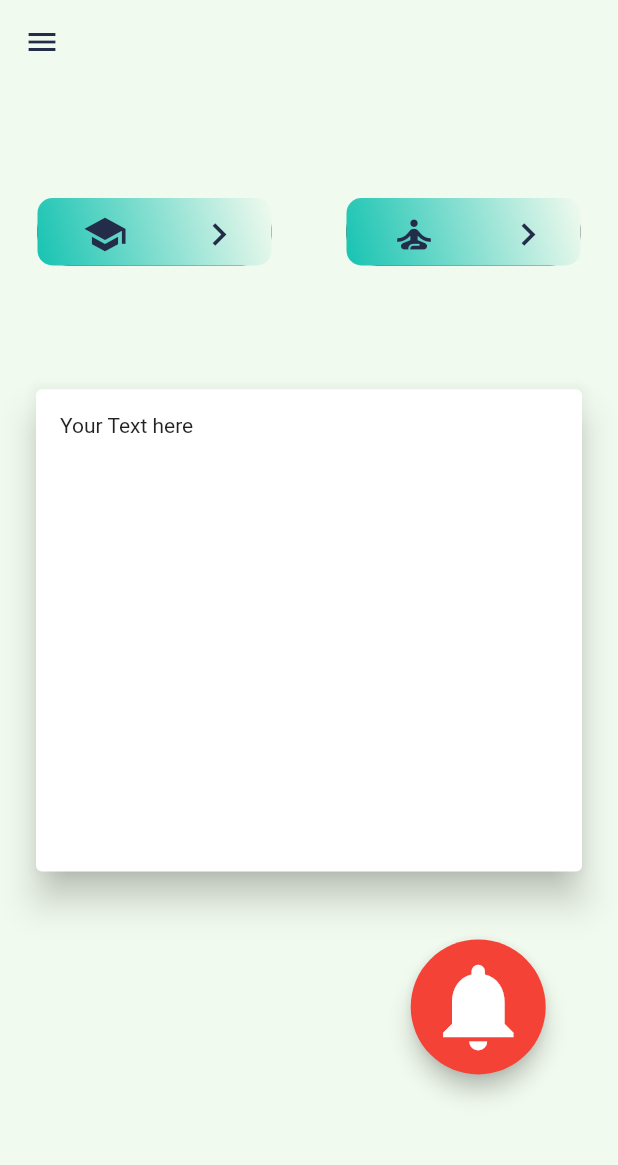
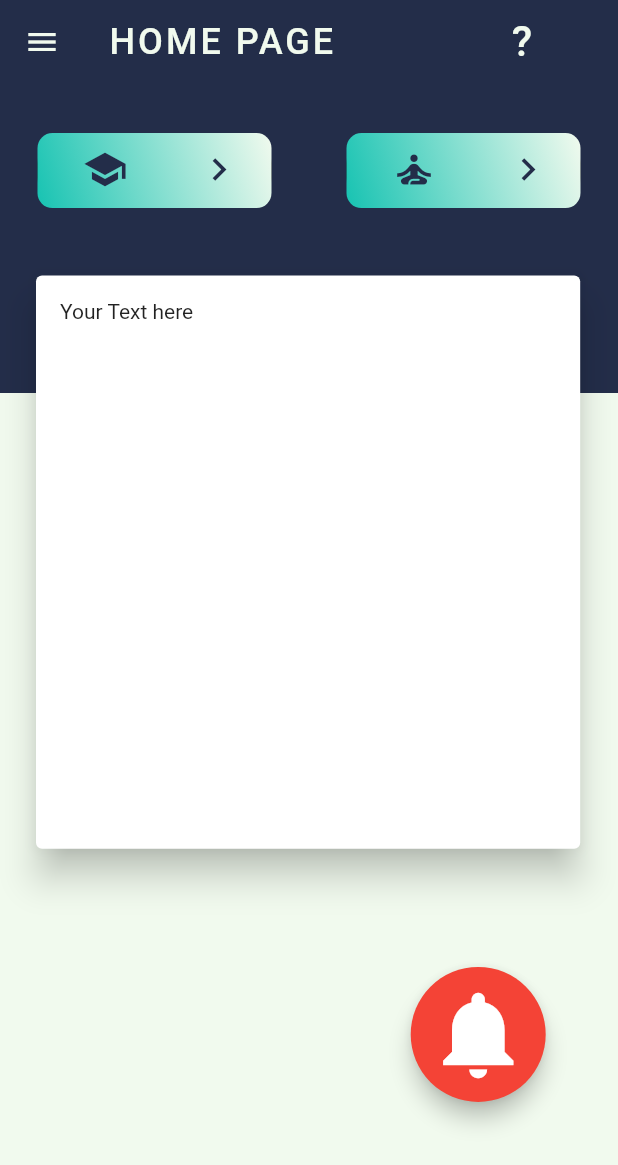
Before and after one commit to PIA-Group/Epilappsy, a Flutter app: the NavigationPage screen opened directly, in the side drawer, after a tap on the "self improvement" icon, on a phone screen of 412 x 824 dp. Shown: the top 1165 px of the screen. Run offline on Flutter 3.47's test engine with Material 2 defaults, Android fonts, the phone set to English and light mode, and no system bars; our stand-ins replace charts_flutter, cloud_firestore, firebase_auth, firebase_core, firebase_database, material_design_icons_flutter and 5 more; missing offline and left inert: dart:ffi, flutter_barcode_scanner, flutter_circular_slider, slide_countdown_clock, transformer_page_view; accounts and stored records are empty; Roboto replaces fonts that are missing (Gill).

Commit message:
Change profile drawer

```diff
--- a/lib/Authentication/ErrorPage.dart
+++ b/lib/Authentication/ErrorPage.dart
@@ -1,4 +1,4 @@
-import 'package:epilappsy/Pages/HomePage.dart';
+
 import 'package:flutter/material.dart';
 
 Widget buildError(BuildContext context, FlutterErrorDetails error) {
--- a/lib/Authentication/RegisteringPage.dart
+++ b/lib/Authentication/RegisteringPage.dart
@@ -315,7 +315,7 @@ class _RegisteringPageState extends State<RegisteringPage> {
                     Text(""),
 
                     //SUBMISSION BUTTON
-                    RaisedButton(
+                    ElevatedButton(
                       child: Text(
                         AppLocalizations.of(context).translate('Finish'),
                         style: TextStyle(color: Colors.teal, fontSize: 16),
--- a/lib/Caregiver/CGHomePage.dart
+++ b/lib/Caregiver/CGHomePage.dart
@@ -1,4 +1,5 @@
 import 'package:epilappsy/Caregiver/ConnectPatient.dart';
+import 'package:epilappsy/Pages/Education/EducationPage.dart';
 import 'package:firebase_auth/firebase_auth.dart';
 import 'package:epilappsy/Database/database.dart';
 import 'package:epilappsy/Models/homebuttons.dart';
--- a/lib/Models/homebuttons.dart
+++ b/lib/Models/homebuttons.dart
@@ -25,7 +25,7 @@ Widget alarmButton(
     double width,
     GestureTapCallback onPressed}) {
   return Align(
-    alignment: Alignment(0.8, 0.75),
+    alignment: Alignment(0.8, 0.8),
     child: Container(
       height: 90.0,
       width: 90.0,
--- a/lib/Pages/NavigationPage.dart
+++ b/lib/Pages/NavigationPage.dart
@@ -170,7 +170,7 @@ class _NavigationPageState extends State<NavigationPage> {
           elevation: 0.0,
           margin: new EdgeInsets.symmetric(horizontal: 25.0, vertical: 0.0),
           child: Container(
-            height: 45.0,
+            height: 50.0,
             decoration: BoxDecoration(
                 borderRadius: BorderRadius.circular(10),
                 gradient: LinearGradient(
@@ -188,7 +188,7 @@ class _NavigationPageState extends State<NavigationPage> {
 
     return Scaffold(
       drawer: ProfileDrawer(),
-      extendBodyBehindAppBar: true,
+      //extendBodyBehindAppBar: true,
       appBar: appBarAll(
           context,
           [
@@ -215,62 +215,48 @@ class _NavigationPageState extends State<NavigationPage> {
             if (!snapshot.hasData) {
               return Center(child: CircularProgressIndicator());
             } else {
-              return Stack(children: [
-                Column(children: [
-                  Expanded(
-                    flex: 3,
-                    child: Container(
-                        color:
-                            mycolor, //Theme.of(context).unselectedWidgetColor,
+              return SingleChildScrollView(
+                child: Stack(children: [
+                  Container(
+                    height: MediaQuery.of(context).size.height * 0.25,
+                    color: Theme.of(context).unselectedWidgetColor,
+                    child: Padding(
+                      padding: EdgeInsets.only(
+                          bottom: MediaQuery.of(context).size.height * 0.11),
                       child: Row(
                         children: <Widget>[
                           Expanded(child: makeCard(snapshot.data[0])),
                           Expanded(child: makeCard(snapshot.data[1])),
                         ],
-                        ) /*ListView.builder(
-                        scrollDirection: Axis.vertical,
-                        shrinkWrap: true,
-                        itemCount: snapshot.data.length,
-                        itemBuilder: (context, index) {
-                          return Column(
-                            children: <Widget>[
-                              Container(height: 20),
-
-                              makeCard(snapshot.data[index]),
-
-                              //Container(height: 20),
-                              //Container(
-                              //height: MediaQuery.of(context).size.height * 0.4,
-                              //width: 300,
-                              //child: story(),
-                              //color: mycolor,
-                              // ),
-                            ],
-                          );
-                        },
-                      ),*/
                       ),
                     ),
-                  Expanded(flex: 5, child: Container(color: mycolor))
-                ]),
-                Positioned(
-                    top: MediaQuery.of(context).size.height * 0.31,
+                  ),
+                  Padding(
+                    padding: EdgeInsets.only(
+                      top: MediaQuery.of(context).size.height * 0.15,
                       left: 20,
                       right: 20,
+                    ),
                     child: Container(
-                      height: MediaQuery.of(context).size.height * 0.4,
+                      padding: EdgeInsets.only(bottom: 30),
+                      width: MediaQuery.of(context).size.width * 0.9,
+                      height: MediaQuery.of(context).size.height * 0.51,
                       child: Card(
                         color: Colors.white,
                         elevation: 10.0,
-                        child: Padding(
+                        child: ListView(children: [
+                          Padding(
                             padding: const EdgeInsets.all(16),
                             child: Text(
                               "Your Text here",
                             ),
                           ),
+                        ]),
                       ),
-                    ))
-              ]);
+                    ),
+                  ),
+                ]),
+              );
             }
           }),
       floatingActionButton: alarmButton(
--- a/lib/Widgets/appBar.dart
+++ b/lib/Widgets/appBar.dart
@@ -28,9 +28,8 @@ Widget appBarAll(BuildContext context, _actions, title) {
   return AppBar(
       elevation: 0.0,
       iconTheme: IconThemeData(
-          color: Theme.of(context)
-              .unselectedWidgetColor), //mycolor), //Theme.of(context).accentColor),
-      backgroundColor: mycolor, //Theme.of(context).unselectedWidgetColor,
+          color: mycolor), //Theme.of(context).accentColor),
+      backgroundColor: Theme.of(context).unselectedWidgetColor,
       actions: _actions,
       title: appBarTitle(context, title));
 }
--- a/lib/Widgets/profile_drawer.dart
+++ b/lib/Widgets/profile_drawer.dart
@@ -1,19 +1,19 @@
 import 'package:epilappsy/Pages/ConnectPage.dart';
-import 'package:epilappsy/Pages/HomePage.dart';
 import 'package:epilappsy/Pages/Modules/ConnectedDevices.dart';
 import 'package:epilappsy/Pages/SettingsPage.dart';
 import 'package:epilappsy/Pages/UserPage.dart';
 import 'package:epilappsy/main.dart';
-import 'package:firebase_auth/firebase_auth.dart';
 import 'package:flutter/material.dart';
-import 'package:shared_preferences/shared_preferences.dart';
 
-Widget createDrawerHeader({Color bckgcolor, Color txtcolor, String txt}) {
-  return DrawerHeader(
+Widget createDrawerHeader(
+    {LinearGradient bckgcolor, Color txtcolor, String txt, double height}) {
+  return Container(
+    height: height,
+    child: DrawerHeader(
       margin: EdgeInsets.zero,
       padding: EdgeInsets.zero,
       decoration: BoxDecoration(
-          color: bckgcolor,
+          gradient: bckgcolor,
           image: DecorationImage(
               fit: BoxFit.fill, image: AssetImage('images/bg_header.jpeg'))),
       child: Stack(children: <Widget>[
@@ -25,7 +25,9 @@ Widget createDrawerHeader({Color bckgcolor, Color txtcolor, String txt}) {
                     color: txtcolor,
                     fontSize: 20.0,
                     fontWeight: FontWeight.w500))),
-      ]));
+      ]),
+    ),
+  );
 }
 
 Widget createDrawerBodyItem(
@@ -50,17 +52,24 @@ Widget createDrawerBodyItem(
 }
 
 class ProfileDrawer extends StatelessWidget {
-  Color txtcolor = Color(0xFF1D3557);
+  final Color txtcolor = Color(0xFF1D3557);
   @override
   Widget build(BuildContext context) {
     return Drawer(
-      child: ListView(
-        padding: EdgeInsets.zero,
+      child: Column(
         children: <Widget>[
           createDrawerHeader(
-              bckgcolor: Theme.of(context).accentColor,
-              txtcolor: mycolor,
-              txt: "Person Name"),
+              bckgcolor: LinearGradient(
+                  begin: Alignment.topRight,
+                  end: Alignment.bottomLeft,
+                  colors: [mycolor, Theme.of(context).accentColor]),
+              txtcolor: Theme.of(context).unselectedWidgetColor,
+              txt: "Person Name",
+              height: MediaQuery.of(context).size.height * (0.14) + 56),
+          Padding(
+            padding: EdgeInsets.only(top: MediaQuery.of(context).size.height * 0.05),
+            child:
+            Column(mainAxisAlignment: MainAxisAlignment.center, children: [
               createDrawerBodyItem(
                   icon: Icons.person,
                   txtcolor: txtcolor,
@@ -74,8 +83,10 @@ class ProfileDrawer extends StatelessWidget {
                   txtcolor: txtcolor,
                   text: 'Settings',
                   onTap: () {
-                Navigator.push(context,
-                    MaterialPageRoute(builder: (context) => SettingsPage()));
+                    Navigator.push(
+                        context,
+                        MaterialPageRoute(
+                            builder: (context) => SettingsPage()));
                   }),
               createDrawerBodyItem(
                   icon: Icons.device_hub,
@@ -108,9 +119,13 @@ class ProfileDrawer extends StatelessWidget {
                   text: 'Log Out',
                   txtcolor: txtcolor,
                   onTap: () {
-                Navigator.push(context,
-                    MaterialPageRoute(builder: (context) => SettingsPage()));
+                    Navigator.push(
+                        context,
+                        MaterialPageRoute(
+                            builder: (context) => SettingsPage()));
                   }),
+            ]),
+          ),
         ],
       ),
     );
--- a/lib/main.dart
+++ b/lib/main.dart
@@ -4,6 +4,7 @@ import 'package:firebase_auth/firebase_auth.dart';
 import 'package:firebase_core/firebase_core.dart';
 import 'package:epilappsy/Authentication/SignIn.dart';
 import 'package:flutter/material.dart';
+import 'package:flutter/services.dart';
 import 'package:provider/provider.dart';
 import 'Authentication/WelcomePage.dart';
 import 'Authentication/authenthicate.dart';
@@ -21,6 +22,8 @@ Future<void> main() async {
 class MyApp extends StatelessWidget {
   @override
   Widget build(BuildContext context) {
+    SystemChrome.setSystemUIOverlayStyle(
+        SystemUiOverlayStyle.dark);
     return MultiProvider(
         providers: [
           Provider<AuthenticationService>(
@@ -35,6 +38,7 @@ class MyApp extends StatelessWidget {
             debugShowCheckedModeBanner: false,
             title: 'HealthCheck for Epilepsy',
             theme: ThemeData(
+              canvasColor: mycolor,
               textTheme: TextTheme(
                 bodyText1: TextStyle(
                     fontSize: 18.0,
--- a/pubspec.yaml
+++ b/pubspec.yaml
@@ -79,6 +79,8 @@ flutter:
   #   - images/a_dot_ham.jpeg
 
 
+
+
   # An image asset can refer to one or more resolution-specific "variants", see
   # https://flutter.dev/assets-and-images/#resolution-aware.
 
```
Also changed, not shown: lib/Widgets/profile_drawer_ana.dart (deleted, +0 -359 lines). Lines whose indentation alone changed are shown as unchanged.
